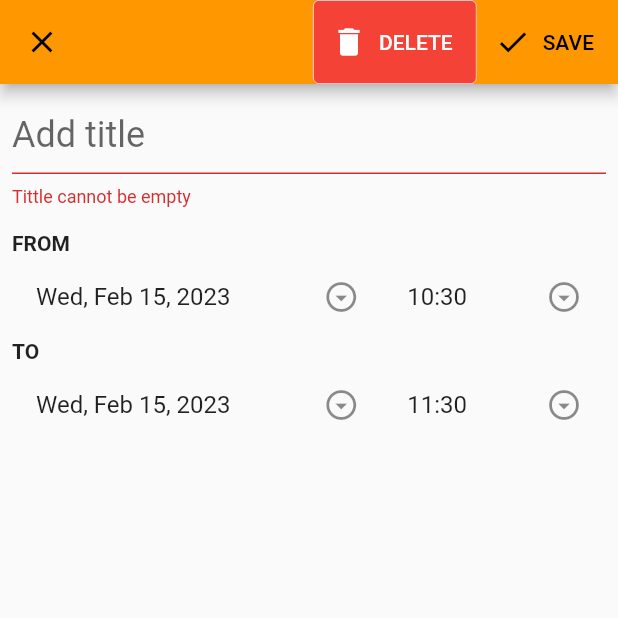
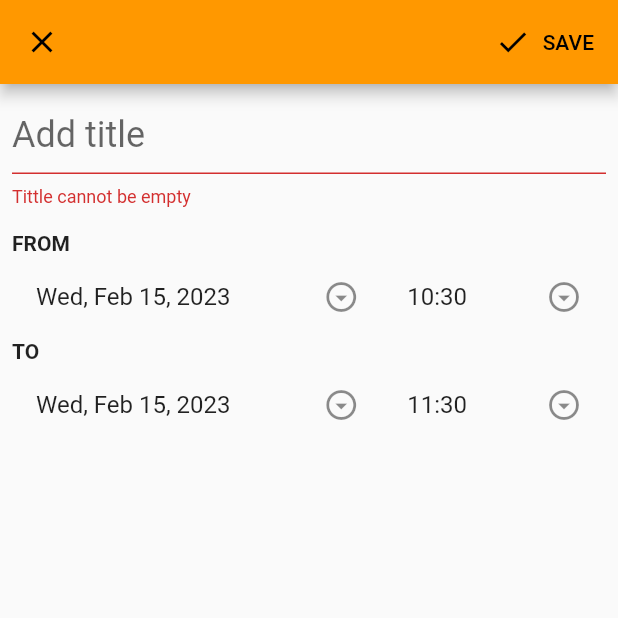
Before and after one commit to Lachezar-Velinov/elsys-fitapp, a Flutter app: the EventEditingScreen screen opened directly, after a tap on "SAVE", on a phone screen of 412 x 824 dp, the top half of it. Run offline on Flutter 3.47's test engine with Material 2 defaults, Android fonts, the phone set to English and light mode, and no system bars; our stand-ins replace cloud_firestore, firebase_auth, firebase_core, syncfusion_flutter_calendar; accounts and stored records are empty.

Commit message:
show delete button only in editing mode.

```diff
--- a/fitapp/lib/screen/event_editing_screen.dart
+++ b/fitapp/lib/screen/event_editing_screen.dart
@@ -70,7 +70,7 @@ class _EventEditingScreenState extends State<EventEditingScreen> {
   }
 
   List<Widget> buildEditingActions() => [
-        ElevatedButton.icon(
+        if(!isCreating()) ElevatedButton.icon(
           onPressed: deleteForm,
           icon: const Icon(Icons.delete, color: Colors.white),
           label: const Text(
@@ -257,13 +257,16 @@ class _EventEditingScreenState extends State<EventEditingScreen> {
     }
   }
 
+  bool isCreating() {
+    return widget.event == null;
+  }
+
   Future saveForm() async {
     final isValid = _formKey.currentState!.validate();
 
     if (isValid) {
-      final isCreating = widget.event == null;
       final fireStoreReference = FirebaseFirestore.instance;
-      if (isCreating) {
+      if (isCreating()) {
         fireStoreReference.collection("events").doc().set({
           'title': titleController.text,
           'beginAt': Timestamp.fromDate(beginAt),
```
